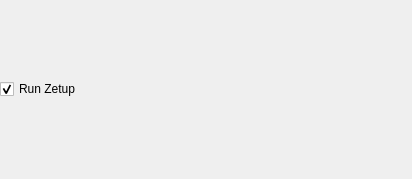
Before: the Qt Designer form win_installer/packages/com.bq.qssweb2board/meta/runappcheckboxform.ui in Bitbloq/QSSWeb2Board, drawn with Qt 5.
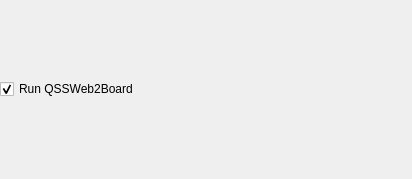
After: the same form once the commit is applied.

Diff of the .ui file:
```diff
--- a/win_installer/packages/com.bq.qssweb2board/meta/runappcheckboxform.ui
+++ b/win_installer/packages/com.bq.qssweb2board/meta/runappcheckboxform.ui
@@ -17,7 +17,7 @@
    <item>
     <widget class="QCheckBox" name="runAppCheckBox">
      <property name="text">
-      <string>Run Zetup</string>
+      <string>Run QSSWeb2Board</string>
      </property>
      <property name="checked">
       <bool>true</bool>
```
